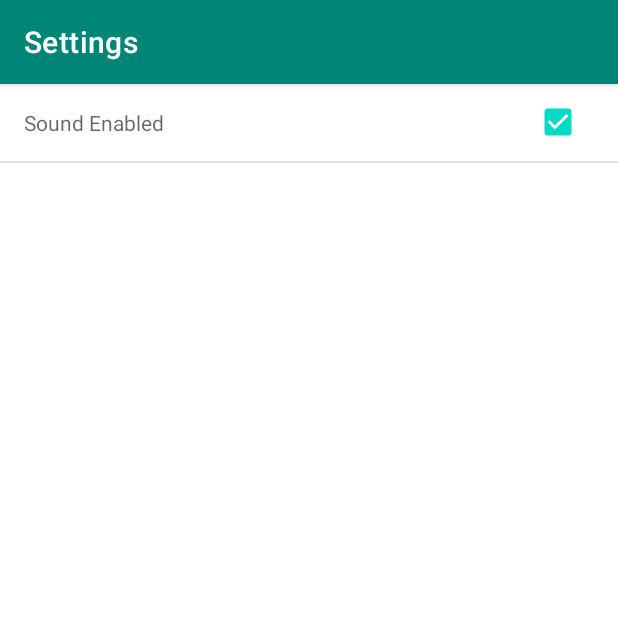
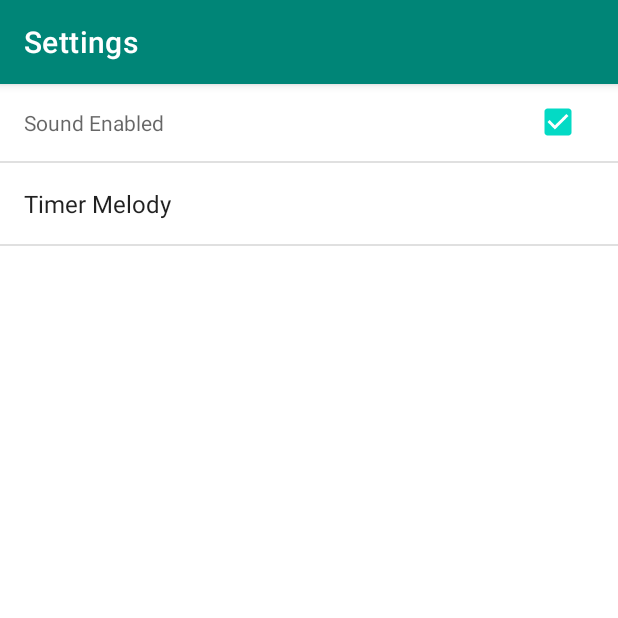
Before and after one commit to Alex20280/CoolTimer, an Android app: the screen it shows after launch (SettingActivity), after a tap on "Settings", on a phone screen of 412 x 824 dp, the top half of it. Run offline under Robolectric (Android 15) with nearby library versions, the phone set to English and light mode, and no system bars; 2 other taps on this screen came first.

Commit message:
Added listPreferences

```diff
--- a/app/src/main/java/com/example/cooltimes/SettingFragment.java
+++ b/app/src/main/java/com/example/cooltimes/SettingFragment.java
@@ -1,7 +1,10 @@
 package com.example.cooltimes;
 
+import android.content.SharedPreferences;
 import android.os.Bundle;
 import android.preference.PreferenceFragment;
+
+import androidx.preference.PreferenceScreen;
 
 public class SettingFragment extends PreferenceFragment {
 
@@ -9,5 +12,7 @@
         super.onCreate(bundle);
         addPreferencesFromResource(R.xml.timer_preferences);
 
+
+
     }
 }
--- /dev/null
+++ b/app/src/main/res/values/arrays.xml
@@ -0,0 +1,14 @@
+<?xml version="1.0" encoding="utf-8"?>
+<resources>
+    <array name="pref_timer_melody_labels">
+        <item>Bell</item>
+        <item>Alarm Sirem</item>
+        <item>Bip</item>
+    </array>
+
+    <array name="pref_timer_melody_values">
+        <item>bell</item>
+        <item>alarm_sirem</item>
+        <item>bip</item>
+    </array>
+</resources>
--- a/app/src/main/res/xml/timer_preferences.xml
+++ b/app/src/main/res/xml/timer_preferences.xml
@@ -10,4 +10,10 @@
         android:summaryOn="Sound Enabled"
         />
 
+ <ListPreference
+     android:title="Timer Melody"
+     android:key="timer_melody"
+     android:defaultValue="bell"
+     android:entries="@array/pref_timer_melody_labels"
+     android:entryValues="@array/pref_timer_melody_values"/>
 </PreferenceScreen>
```
Also changed, not shown: app/src/main/java/com/example/cooltimes/MainActivity.java (+12 -2 lines), 2 other files.
